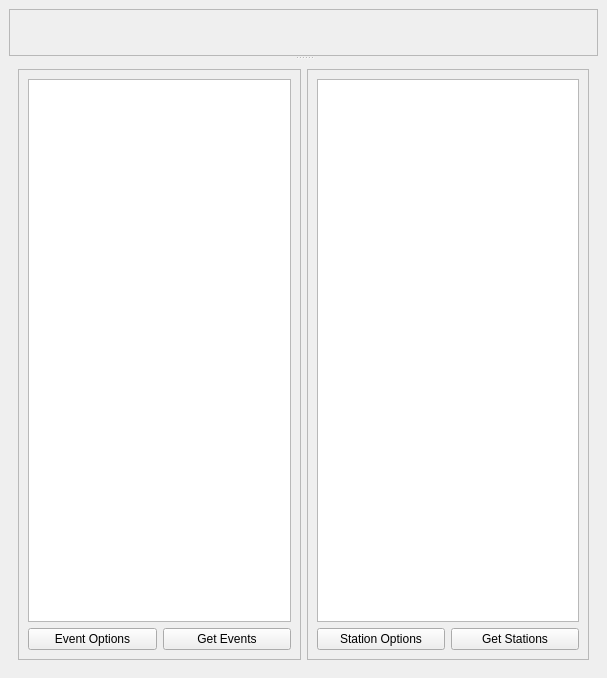
This is pyweed/MainWindow.ui in iris-edu/pyweed as Qt 5 draws it before an edit. The edited form follows.
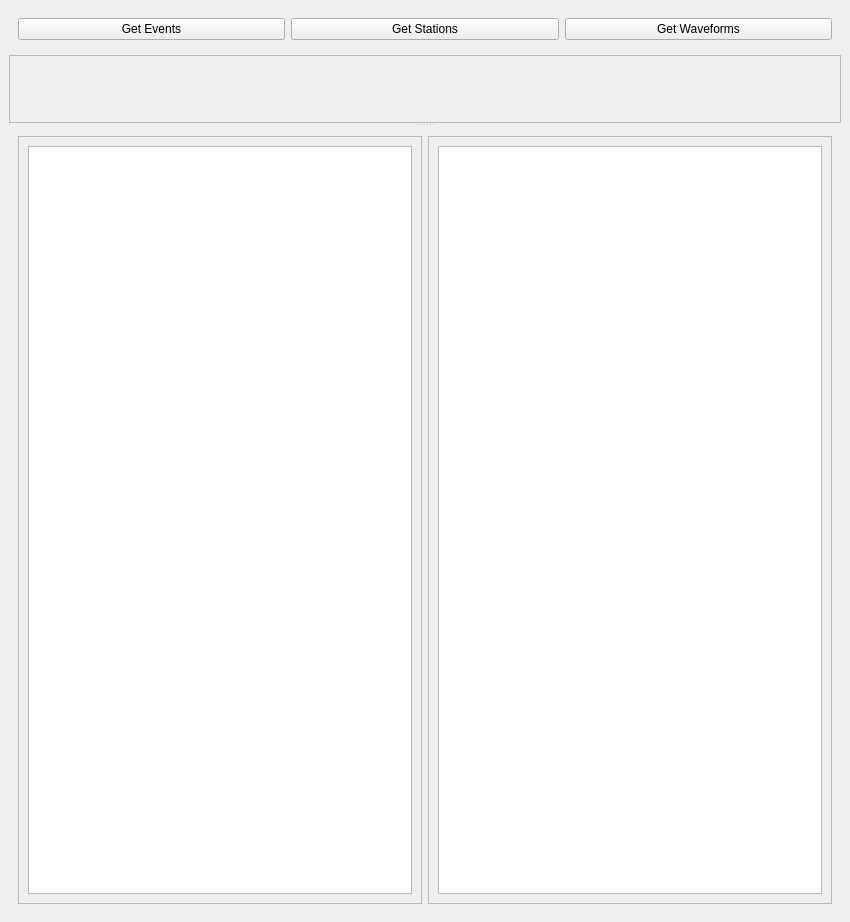
This is the edited form. Custom widgets are drawn as their Qt base class.

The edit to the form file:
```diff
--- a/pyweed/MainWindow.ui
+++ b/pyweed/MainWindow.ui
@@ -6,8 +6,8 @@
    <rect>
     <x>0</x>
     <y>0</y>
-    <width>607</width>
-    <height>678</height>
+    <width>850</width>
+    <height>922</height>
    </rect>
   </property>
   <property name="windowTitle">
@@ -15,6 +15,40 @@
   </property>
   <widget class="QWidget" name="centralwidget">
    <layout class="QVBoxLayout" name="verticalLayout">
+    <item>
+     <widget class="QWidget" name="getButtonsWidget" native="true">
+      <layout class="QHBoxLayout" name="horizontalLayout_2">
+       <item>
+        <widget class="QPushButton" name="getEventsButton">
+         <property name="text">
+          <string>Get Events</string>
+         </property>
+        </widget>
+       </item>
+       <item>
+        <widget class="QPushButton" name="getStationsButton">
+         <property name="styleSheet">
+          <string notr="true"/>
+         </property>
+         <property name="text">
+          <string>Get Stations</string>
+         </property>
+        </widget>
+       </item>
+       <item>
+        <widget class="QPushButton" name="getWaveformsButton">
+         <property name="text">
+          <string>Get Waveforms</string>
+         </property>
+        </widget>
+       </item>
+      </layout>
+      <zorder>getWaveformsButton</zorder>
+      <zorder>splitter</zorder>
+      <zorder>getEventsButton</zorder>
+      <zorder>getStationsButton</zorder>
+     </widget>
+    </item>
     <item>
      <widget class="QSplitter" name="splitter">
       <property name="orientation">
@@ -56,15 +90,8 @@
           <property name="frameShadow">
            <enum>QFrame::Raised</enum>
           </property>
-          <layout class="QGridLayout" name="gridLayout_3">
-           <item row="1" column="0">
-            <widget class="QPushButton" name="eventOptionsButton">
-             <property name="text">
-              <string>Event Options</string>
-             </property>
-            </widget>
-           </item>
-           <item row="0" column="0" colspan="2">
+          <layout class="QVBoxLayout" name="verticalLayout_3">
+           <item>
             <widget class="QTableWidget" name="eventsTable">
              <property name="styleSheet">
               <string notr="true"/>
@@ -77,13 +104,6 @@
              </property>
             </widget>
            </item>
-           <item row="1" column="1">
-            <widget class="QPushButton" name="getEventsButton">
-             <property name="text">
-              <string>Get Events</string>
-             </property>
-            </widget>
-           </item>
           </layout>
          </widget>
         </item>
@@ -95,25 +115,8 @@
           <property name="frameShadow">
            <enum>QFrame::Raised</enum>
           </property>
-          <layout class="QGridLayout" name="gridLayout_4">
-           <item row="1" column="1">
-            <widget class="QPushButton" name="getStationsButton">
-             <property name="styleSheet">
-              <string notr="true"/>
-             </property>
-             <property name="text">
-              <string>Get Stations</string>
-             </property>
-            </widget>
-           </item>
-           <item row="1" column="0">
-            <widget class="QPushButton" name="stationOptionsButton">
-             <property name="text">
-              <string>Station Options</string>
-             </property>
-            </widget>
-           </item>
-           <item row="0" column="0" colspan="2">
+          <layout class="QVBoxLayout" name="verticalLayout_4">
+           <item>
             <widget class="QTableWidget" name="stationsTable">
              <property name="styleSheet">
               <string notr="true"/>
```
